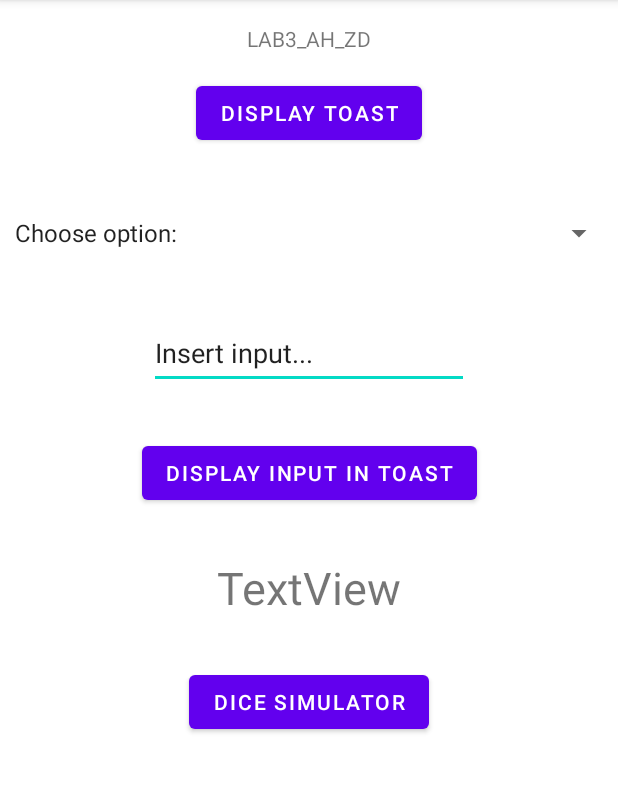
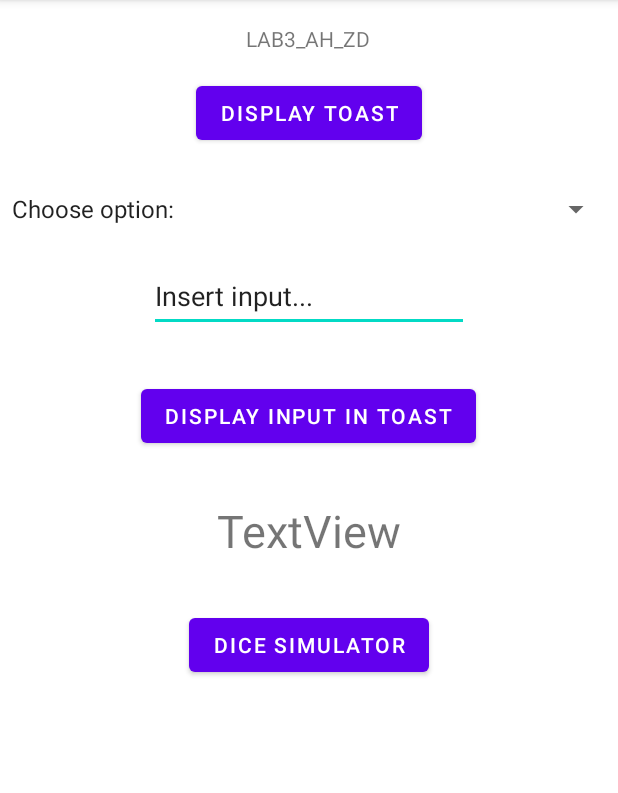
Before and after one commit to adamheinrich-oke/LAB4, an Android app: the screen it shows after launch (MainActivity), on a phone screen of 412 x 824 dp, the part 84-877 px from its top. Run offline under Robolectric (Android 15) with nearby library versions, the phone set to English and light mode, and no system bars.

Commit message:
LAB3_ZAD1_1

```diff
--- a/app/src/main/java/com/example/l3/MainActivity.kt
+++ b/app/src/main/java/com/example/l3/MainActivity.kt
@@ -14,7 +14,7 @@ class MainActivity : AppCompatActivity(), AdapterView.OnItemSelectedListener {
     private lateinit var buttonToast2: Button
     private lateinit var spinner: Spinner
     private lateinit var adapter: ArrayAdapter<CharSequence>
-    private lateinit var container: ConstraintLayout
+    private lateinit var container: RelativeLayout
     private lateinit var editText: EditText
     private lateinit var textviewDice: TextView
     private lateinit var diceButton: Button
@@ -24,7 +24,7 @@ class MainActivity : AppCompatActivity(), AdapterView.OnItemSelectedListener {
         setContentView(R.layout.activity_main)
 
         textView = findViewById(R.id.textView1)
-        buttonToast = findViewById(R.id.button_toast)
+        buttonToast = findViewById(R.id.button_toast_RR)
         buttonToast.setOnClickListener { displayToast() }
         spinner = findViewById(R.id.spinner1)
         container = findViewById(R.id.container)
--- a/app/src/main/res/layout/activity_main.xml
+++ b/app/src/main/res/layout/activity_main.xml
@@ -1,86 +1,75 @@
 <?xml version="1.0" encoding="utf-8"?>
-<androidx.constraintlayout.widget.ConstraintLayout xmlns:android="http://schemas.android.com/apk/res/android"
-    xmlns:app="http://schemas.android.com/apk/res-auto"
+<RelativeLayout xmlns:android="http://schemas.android.com/apk/res/android"
     xmlns:tools="http://schemas.android.com/tools"
-    android:layout_width="match_parent"
-    android:layout_height="match_parent"
-    android:id="@+id/container"
-    tools:context=".MainActivity"
-
-    >
+    android:layout_width="fill_parent"
+    android:layout_height="fill_parent"
+    android:id="@id/container">
 
     <TextView
         android:id="@+id/textView1"
         android:layout_width="wrap_content"
         android:layout_height="wrap_content"
+        android:layout_centerHorizontal="true"
         android:layout_marginTop="16dp"
-        android:text="LAB3_AH_ZD"
-        app:layout_constraintEnd_toEndOf="parent"
-        app:layout_constraintStart_toStartOf="parent"
-        app:layout_constraintTop_toTopOf="parent" />
+        android:gravity="center"
+        android:text="LAB3_AH_ZD" />
 
     <Button
-        android:id="@+id/button_toast"
+        android:id="@+id/button_toast_RR"
         android:layout_width="wrap_content"
         android:layout_height="wrap_content"
+        android:layout_below="@+id/textView1"
+        android:layout_centerHorizontal="true"
         android:layout_marginTop="16dp"
-        android:text="Display Toast"
-        app:layout_constraintEnd_toEndOf="parent"
-        app:layout_constraintStart_toStartOf="parent"
-        app:layout_constraintTop_toBottomOf="@+id/textView1" />
+        android:text="Display Toast" />
 
     <Spinner
         android:id="@+id/spinner1"
         android:layout_width="408dp"
         android:layout_height="48dp"
-        android:layout_marginTop="32dp"
-        app:layout_constraintEnd_toEndOf="parent"
-        app:layout_constraintStart_toStartOf="parent"
-        app:layout_constraintTop_toBottomOf="@+id/button_toast"
+        android:layout_below="@id/button_toast_RR"
+        android:layout_marginTop="16dp"
         tools:ignore="SpeakableTextPresentCheck" />
 
     <EditText
+        android:layout_centerHorizontal="true"
         android:id="@+id/input"
         android:layout_width="wrap_content"
         android:layout_height="wrap_content"
-        android:layout_marginTop="32dp"
+        android:layout_marginTop="10dp"
         android:ems="10"
         android:inputType="textPersonName"
         android:minHeight="48dp"
-        android:text="Insert input..."
-        app:layout_constraintEnd_toEndOf="parent"
-        app:layout_constraintStart_toStartOf="parent"
-        app:layout_constraintTop_toBottomOf="@+id/spinner1" />
+        android:layout_below="@id/spinner1"
+        android:text="Insert input..." />
 
     <Button
+        android:layout_centerHorizontal="true"
+        android:layout_below="@id/input"
         android:id="@+id/button2"
         android:layout_width="wrap_content"
         android:layout_height="wrap_content"
         android:layout_marginTop="32dp"
-        android:text="Display Input in Toast"
-        app:layout_constraintEnd_toEndOf="parent"
-        app:layout_constraintStart_toStartOf="parent"
-        app:layout_constraintTop_toBottomOf="@+id/input" />
+        android:text="Display Input in Toast" />
 
     <TextView
+        android:layout_centerHorizontal="true"
+        android:layout_below="@id/button2"
         android:id="@+id/textView3"
         android:layout_width="wrap_content"
         android:layout_height="wrap_content"
         android:layout_marginTop="32dp"
         android:text="TextView"
-        android:textSize="30dp"
-        app:layout_constraintEnd_toEndOf="parent"
-        app:layout_constraintStart_toStartOf="parent"
-        app:layout_constraintTop_toBottomOf="@+id/button2" />
+        android:textSize="30dp" />
 
     <Button
         android:id="@+id/button3"
+        android:layout_centerHorizontal="true"
+        android:layout_below="@id/textView3"
         android:layout_width="wrap_content"
         android:layout_height="wrap_content"
         android:layout_marginTop="32dp"
-        android:text="Dice Simulator"
-        app:layout_constraintEnd_toEndOf="parent"
-        app:layout_constraintStart_toStartOf="parent"
-        app:layout_constraintTop_toBottomOf="@+id/textView3" />
+        android:text="Dice Simulator" />
 
-</androidx.constraintlayout.widget.ConstraintLayout>
+
+</RelativeLayout>
```
